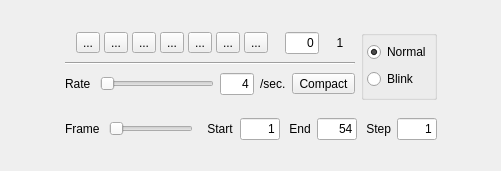
Old version of the form code/display/implement/QtViewer/QtAnimatorGui.ui in the repository radio-astro/casa.
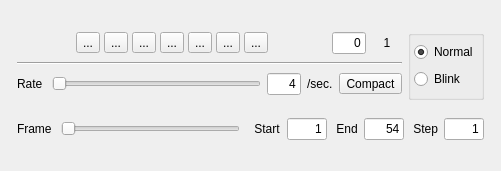
New version of the form. Icons and pictures are not drawn.

Commit message:
New Development: no             JIRA Issue: no       Ready to Release: yes      Interface Changes: none What Interface Changed: none          Test Programs: none   Put in Release Notes: no
           Description: (1) fix linux segv when deleting region with <ESC>, (2) try to prevent resizing when region manager is added to the dock

The edit to the form file:
```diff
--- a/code/display/implement/QtViewer/QtAnimatorGui.ui
+++ b/code/display/implement/QtViewer/QtAnimatorGui.ui
@@ -12,10 +12,8 @@
     <height>171</height>
    </rect>
   </property>
-  <property name="sizePolicy" >
-   <sizepolicy>
-    <hsizetype>1</hsizetype>
-    <vsizetype>0</vsizetype>
+  <property name="sizePolicy">
+   <sizepolicy hsizetype="Minimum" vsizetype="Fixed">
     <horstretch>0</horstretch>
     <verstretch>0</verstretch>
    </sizepolicy>
@@ -44,11 +42,9 @@
     </spacer>
    </item>
    <item>
-    <widget class="QFrame" name="animFrame_" >
-     <property name="sizePolicy" >
-      <sizepolicy>
-       <hsizetype>0</hsizetype>
-       <vsizetype>0</vsizetype>
+    <widget class="QFrame" name="animFrame_">
+     <property name="sizePolicy">
+      <sizepolicy hsizetype="Fixed" vsizetype="Fixed">
        <horstretch>0</horstretch>
        <verstretch>0</verstretch>
       </sizepolicy>
@@ -67,18 +63,16 @@
        <number>0</number>
       </property>
       <item>
-       <widget class="QFrame" name="animTopFrame_" >
-        <property name="sizePolicy" >
-         <sizepolicy>
-          <hsizetype>1</hsizetype>
-          <vsizetype>0</vsizetype>
+       <widget class="QFrame" name="animTopFrame_">
+        <property name="sizePolicy">
+         <sizepolicy hsizetype="Fixed" vsizetype="Fixed">
           <horstretch>0</horstretch>
           <verstretch>0</verstretch>
          </sizepolicy>
         </property>
-        <property name="minimumSize" >
+        <property name="minimumSize">
          <size>
-          <width>0</width>
+          <width>485</width>
           <height>70</height>
          </size>
         </property>
@@ -91,35 +85,14 @@
         <property name="lineWidth" >
          <number>0</number>
         </property>
-        <layout class="QHBoxLayout" >
-         <property name="margin" >
-          <number>9</number>
-         </property>
-         <property name="spacing" >
-          <number>6</number>
-         </property>
+        <layout class="QHBoxLayout">
          <item>
-          <layout class="QVBoxLayout" >
-           <property name="margin" >
-            <number>0</number>
-           </property>
-           <property name="spacing" >
-            <number>6</number>
-           </property>
+          <layout class="QVBoxLayout">
            <item>
-            <layout class="QHBoxLayout" >
-             <property name="margin" >
-              <number>0</number>
-             </property>
-             <property name="spacing" >
-              <number>6</number>
-             </property>
+            <layout class="QHBoxLayout">
              <item>
-              <layout class="QHBoxLayout" >
-               <property name="margin" >
-                <number>0</number>
-               </property>
-               <property name="spacing" >
+              <layout class="QHBoxLayout">
+               <property name="spacing">
                 <number>4</number>
                </property>
                <item>
@@ -263,11 +236,9 @@
               </layout>
              </item>
              <item>
-              <widget class="QLineEdit" name="frameEdit_" >
-               <property name="sizePolicy" >
-                <sizepolicy>
-                 <hsizetype>0</hsizetype>
-                 <vsizetype>0</vsizetype>
+              <widget class="QLineEdit" name="frameEdit_">
+               <property name="sizePolicy">
+                <sizepolicy hsizetype="Fixed" vsizetype="Fixed">
                  <horstretch>0</horstretch>
                  <verstretch>0</verstretch>
                 </sizepolicy>
@@ -293,11 +264,9 @@
               </widget>
              </item>
              <item>
-              <widget class="QLabel" name="nFrmsLbl_" >
-               <property name="sizePolicy" >
-                <sizepolicy>
-                 <hsizetype>5</hsizetype>
-                 <vsizetype>0</vsizetype>
+              <widget class="QLabel" name="nFrmsLbl_">
+               <property name="sizePolicy">
+                <sizepolicy hsizetype="Preferred" vsizetype="Fixed">
                  <horstretch>0</horstretch>
                  <verstretch>0</verstretch>
                 </sizepolicy>
@@ -326,19 +295,11 @@
             </widget>
            </item>
            <item>
-            <layout class="QHBoxLayout" >
-             <property name="margin" >
-              <number>0</number>
-             </property>
-             <property name="spacing" >
-              <number>6</number>
-             </property>
+            <layout class="QHBoxLayout">
              <item>
-              <widget class="QLabel" name="rateLbl_" >
-               <property name="sizePolicy" >
-                <sizepolicy>
-                 <hsizetype>5</hsizetype>
-                 <vsizetype>0</vsizetype>
+              <widget class="QLabel" name="rateLbl_">
+               <property name="sizePolicy">
+                <sizepolicy hsizetype="Preferred" vsizetype="Fixed">
                  <horstretch>0</horstretch>
                  <verstretch>0</verstretch>
                 </sizepolicy>
@@ -349,11 +310,9 @@
               </widget>
              </item>
              <item>
-              <widget class="QSlider" name="rateSlider_" >
-               <property name="sizePolicy" >
-                <sizepolicy>
-                 <hsizetype>1</hsizetype>
-                 <vsizetype>0</vsizetype>
+              <widget class="QSlider" name="rateSlider_">
+               <property name="sizePolicy">
+                <sizepolicy hsizetype="Minimum" vsizetype="Fixed">
                  <horstretch>1</horstretch>
                  <verstretch>0</verstretch>
                 </sizepolicy>
@@ -385,11 +344,9 @@
               </widget>
              </item>
              <item>
-              <widget class="QLineEdit" name="rateEdit_" >
-               <property name="sizePolicy" >
-                <sizepolicy>
-                 <hsizetype>0</hsizetype>
-                 <vsizetype>0</vsizetype>
+              <widget class="QLineEdit" name="rateEdit_">
+               <property name="sizePolicy">
+                <sizepolicy hsizetype="Fixed" vsizetype="Fixed">
                  <horstretch>0</horstretch>
                  <verstretch>0</verstretch>
                 </sizepolicy>
@@ -409,11 +366,9 @@
               </widget>
              </item>
              <item>
-              <widget class="QLabel" name="perSecLbl_" >
-               <property name="sizePolicy" >
-                <sizepolicy>
-                 <hsizetype>0</hsizetype>
-                 <vsizetype>0</vsizetype>
+              <widget class="QLabel" name="perSecLbl_">
+               <property name="sizePolicy">
+                <sizepolicy hsizetype="Fixed" vsizetype="Fixed">
                  <horstretch>0</horstretch>
                  <verstretch>0</verstretch>
                 </sizepolicy>
@@ -441,11 +396,9 @@
           </layout>
          </item>
          <item>
-          <widget class="QGroupBox" name="modeGB_" >
-           <property name="sizePolicy" >
-            <sizepolicy>
-             <hsizetype>0</hsizetype>
-             <vsizetype>0</vsizetype>
+          <widget class="QGroupBox" name="modeGB_">
+           <property name="sizePolicy">
+            <sizepolicy hsizetype="Fixed" vsizetype="Fixed">
              <horstretch>0</horstretch>
              <verstretch>0</verstretch>
             </sizepolicy>
@@ -462,19 +415,17 @@
            <property name="flat" >
             <bool>false</bool>
            </property>
-           <layout class="QVBoxLayout" >
-            <property name="margin" >
-             <number>3</number>
-            </property>
-            <property name="spacing" >
+           <layout class="QVBoxLayout">
+            <property name="spacing">
              <number>4</number>
             </property>
+            <property name="margin">
+             <number>3</number>
+            </property>
             <item>
-             <widget class="QRadioButton" name="normalRB_" >
-              <property name="sizePolicy" >
-               <sizepolicy>
-                <hsizetype>0</hsizetype>
-                <vsizetype>0</vsizetype>
+             <widget class="QRadioButton" name="normalRB_">
+              <property name="sizePolicy">
+               <sizepolicy hsizetype="Fixed" vsizetype="Fixed">
                 <horstretch>0</horstretch>
                 <verstretch>0</verstretch>
                </sizepolicy>
@@ -488,11 +439,9 @@
              </widget>
             </item>
             <item>
-             <widget class="QRadioButton" name="blinkRB_" >
-              <property name="sizePolicy" >
-               <sizepolicy>
-                <hsizetype>0</hsizetype>
-                <vsizetype>0</vsizetype>
+             <widget class="QRadioButton" name="blinkRB_">
+              <property name="sizePolicy">
+               <sizepolicy hsizetype="Fixed" vsizetype="Fixed">
                 <horstretch>0</horstretch>
                 <verstretch>0</verstretch>
                </sizepolicy>
@@ -512,11 +461,9 @@
        </widget>
       </item>
       <item>
-       <widget class="QFrame" name="animAuxFrame_" >
-        <property name="sizePolicy" >
-         <sizepolicy>
-          <hsizetype>1</hsizetype>
-          <vsizetype>0</vsizetype>
+       <widget class="QFrame" name="animAuxFrame_">
+        <property name="sizePolicy">
+         <sizepolicy hsizetype="Minimum" vsizetype="Fixed">
           <horstretch>0</horstretch>
           <verstretch>0</verstretch>
          </sizepolicy>
@@ -530,19 +477,11 @@
         <property name="lineWidth" >
          <number>0</number>
         </property>
-        <layout class="QHBoxLayout" >
-         <property name="margin" >
-          <number>9</number>
-         </property>
-         <property name="spacing" >
-          <number>6</number>
-         </property>
+        <layout class="QHBoxLayout">
          <item>
-          <widget class="QLabel" name="curFrmLbl_" >
-           <property name="sizePolicy" >
-            <sizepolicy>
-             <hsizetype>5</hsizetype>
-             <vsizetype>0</vsizetype>
+          <widget class="QLabel" name="curFrmLbl_">
+           <property name="sizePolicy">
+            <sizepolicy hsizetype="Preferred" vsizetype="Fixed">
              <horstretch>0</horstretch>
              <verstretch>0</verstretch>
             </sizepolicy>
@@ -553,11 +492,9 @@
           </widget>
          </item>
          <item>
-          <widget class="QSlider" name="frameSlider_" >
-           <property name="sizePolicy" >
-            <sizepolicy>
-             <hsizetype>7</hsizetype>
-             <vsizetype>0</vsizetype>
+          <widget class="QSlider" name="frameSlider_">
+           <property name="sizePolicy">
+            <sizepolicy hsizetype="Expanding" vsizetype="Fixed">
              <horstretch>0</horstretch>
              <verstretch>0</verstretch>
             </sizepolicy>
@@ -596,11 +533,9 @@
           </spacer>
          </item>
          <item>
-          <widget class="QLabel" name="stFrmLbl_" >
-           <property name="sizePolicy" >
-            <sizepolicy>
-             <hsizetype>5</hsizetype>
-             <vsizetype>0</vsizetype>
+          <widget class="QLabel" name="stFrmLbl_">
+           <property name="sizePolicy">
+            <sizepolicy hsizetype="Preferred" vsizetype="Fixed">
              <horstretch>0</horstretch>
              <verstretch>0</verstretch>
             </sizepolicy>
@@ -611,11 +546,9 @@
           </widget>
          </item>
          <item>
-          <widget class="QLineEdit" name="stFrmEdit_" >
-           <property name="sizePolicy" >
-            <sizepolicy>
-             <hsizetype>4</hsizetype>
-             <vsizetype>0</vsizetype>
+          <widget class="QLineEdit" name="stFrmEdit_">
+           <property name="sizePolicy">
+            <sizepolicy hsizetype="Maximum" vsizetype="Fixed">
              <horstretch>0</horstretch>
              <verstretch>0</verstretch>
             </sizepolicy>
@@ -641,11 +574,9 @@
           </widget>
          </item>
          <item>
-          <widget class="QLabel" name="lstFrmLbl_" >
-           <property name="sizePolicy" >
-            <sizepolicy>
-             <hsizetype>5</hsizetype>
-             <vsizetype>0</vsizetype>
+          <widget class="QLabel" name="lstFrmLbl_">
+           <property name="sizePolicy">
+            <sizepolicy hsizetype="Preferred" vsizetype="Fixed">
              <horstretch>0</horstretch>
              <verstretch>0</verstretch>
             </sizepolicy>
@@ -656,11 +587,9 @@
           </widget>
          </item>
          <item>
-          <widget class="QLineEdit" name="lstFrmEdit_" >
-           <property name="sizePolicy" >
-            <sizepolicy>
-             <hsizetype>4</hsizetype>
-             <vsizetype>0</vsizetype>
+          <widget class="QLineEdit" name="lstFrmEdit_">
+           <property name="sizePolicy">
+            <sizepolicy hsizetype="Maximum" vsizetype="Fixed">
              <horstretch>0</horstretch>
              <verstretch>0</verstretch>
             </sizepolicy>
@@ -686,11 +615,9 @@
           </widget>
          </item>
          <item>
-          <widget class="QLabel" name="stepLbl_" >
-           <property name="sizePolicy" >
-            <sizepolicy>
-             <hsizetype>5</hsizetype>
-             <vsizetype>0</vsizetype>
+          <widget class="QLabel" name="stepLbl_">
+           <property name="sizePolicy">
+            <sizepolicy hsizetype="Preferred" vsizetype="Fixed">
              <horstretch>0</horstretch>
              <verstretch>0</verstretch>
             </sizepolicy>
@@ -701,11 +628,9 @@
           </widget>
          </item>
          <item>
-          <widget class="QLineEdit" name="stepEdit_" >
-           <property name="sizePolicy" >
-            <sizepolicy>
-             <hsizetype>4</hsizetype>
-             <vsizetype>0</vsizetype>
+          <widget class="QLineEdit" name="stepEdit_">
+           <property name="sizePolicy">
+            <sizepolicy hsizetype="Maximum" vsizetype="Fixed">
              <horstretch>0</horstretch>
              <verstretch>0</verstretch>
             </sizepolicy>
```
Left out of the diff: 246 changed lines with no effect on the pictures. The commit also changes 1 other file.
